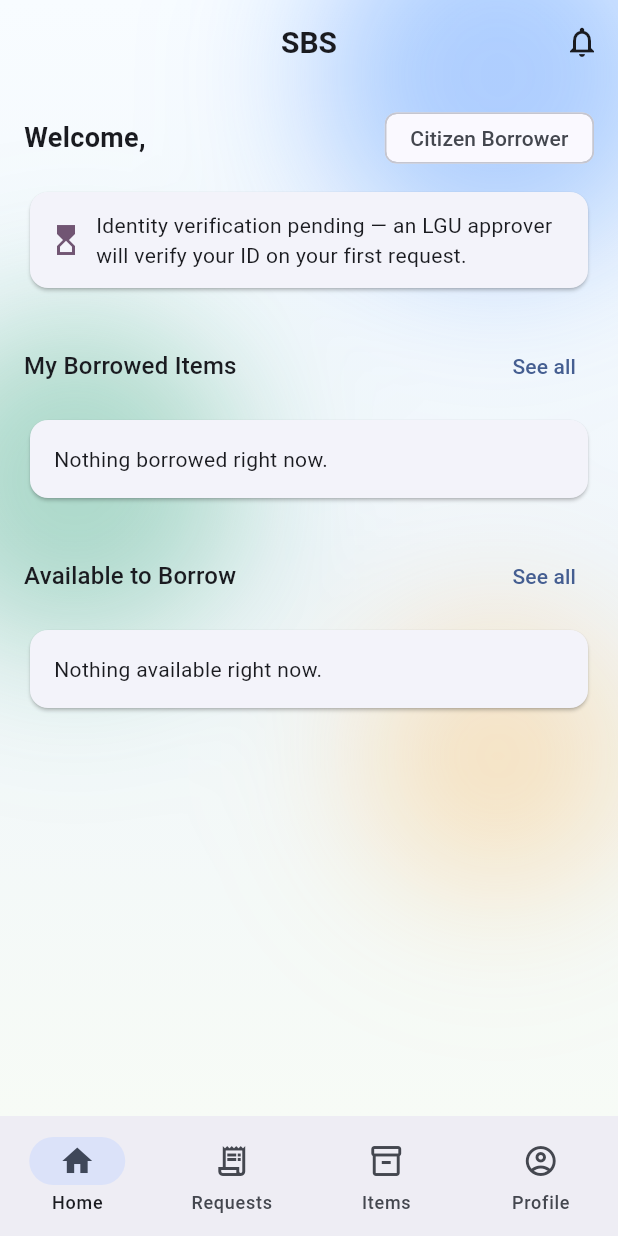
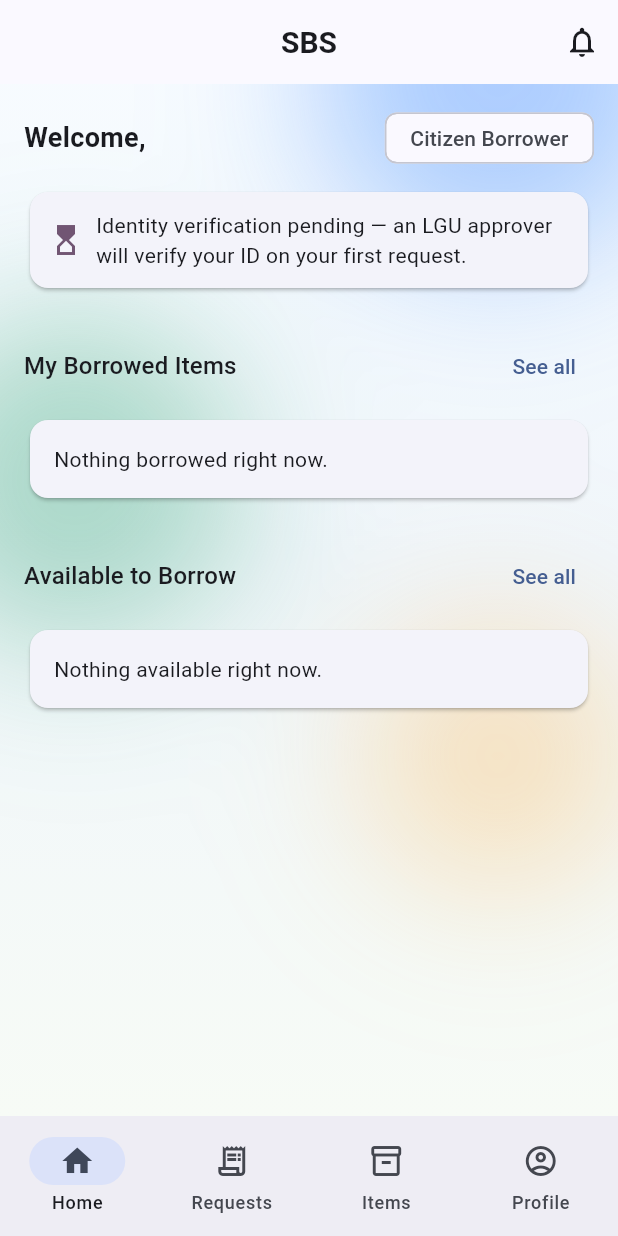
Before and after one commit to Vincentjhon31/SBS, a Flutter app: the screen it shows once a user with an empty profile is signed in, on a phone screen of 412 x 824 dp. Run offline on Flutter 3.47's test engine with Material 3 defaults, Android fonts, the phone set to English and light mode, and no system bars; our stand-ins replace dio, fl_chart, flutter_riverpod, go_router, image_picker, shared_preferences and 1 more; accounts and stored records are empty; network calls fail.

Commit message:
Fix black AppBar in light mode: paint an opaque surface bar
The AppBar was transparent, which only reveals whatever is painted
behind the route. The glossy backdrop lives in each screen's body, not
behind the app bar, so the bar fell through to a black void — fine in
dark mode (light text on black), but invisible in light mode (dark text
on black). This showed as a black header strip with an unreadable back
arrow and title on pushed screens like Settings.

Paint the bar with colorScheme.surface instead. surface matches the top
of the glossy gradient, so the bar still reads as part of the backdrop
while staying legible in both light and dark mode.

Co-Authored-By: Claude Sonnet 5 <noreply@anthropic.com>

```diff
--- a/lib/app/theme.dart
+++ b/lib/app/theme.dart
@@ -21,15 +21,19 @@ abstract final class SBSTheme {
       // Flat canvas behind the liquid-glass backdrop (matches eBongabong).
       scaffoldBackgroundColor:
           isDark ? AppConstants.darkSurface : AppConstants.lightSurface,
-      // Transparent + flat so the GlossyBackground glow shows through.
-      // iconTheme/actionsIconTheme are set explicitly (not just via
-      // foregroundColor) so the leading back arrow and action icons always
-      // take onSurface — visible in BOTH light and dark mode. Relying on
-      // foregroundColor alone left the back button rendering near-black on
-      // the light glass background.
+      // Opaque surface background — NOT transparent. A transparent AppBar
+      // only reveals whatever is painted behind the route, and the glossy
+      // backdrop lives in each screen's body, not behind the app bar, so a
+      // transparent bar fell through to a black void: fine in dark mode
+      // (light text on black), invisible in light mode (dark text on
+      // black). `surface` matches the top of the glossy gradient, so the
+      // bar still reads as part of the backdrop while staying legible in
+      // both modes. iconTheme/actionsIconTheme are set explicitly (not just
+      // via foregroundColor) so the back arrow and action icons reliably
+      // take onSurface.
       appBarTheme: AppBarTheme(
         centerTitle: true,
-        backgroundColor: Colors.transparent,
+        backgroundColor: colorScheme.surface,
         surfaceTintColor: Colors.transparent,
         foregroundColor: colorScheme.onSurface,
         iconTheme: IconThemeData(color: colorScheme.onSurface),
```
